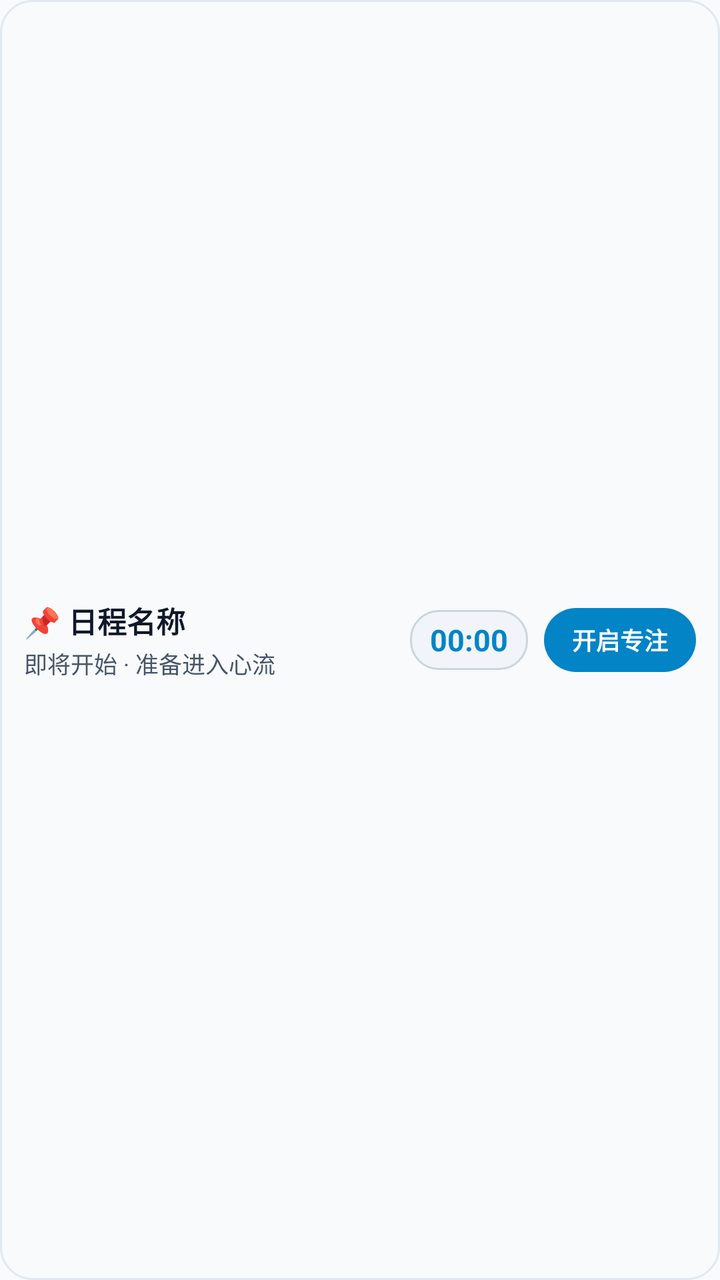
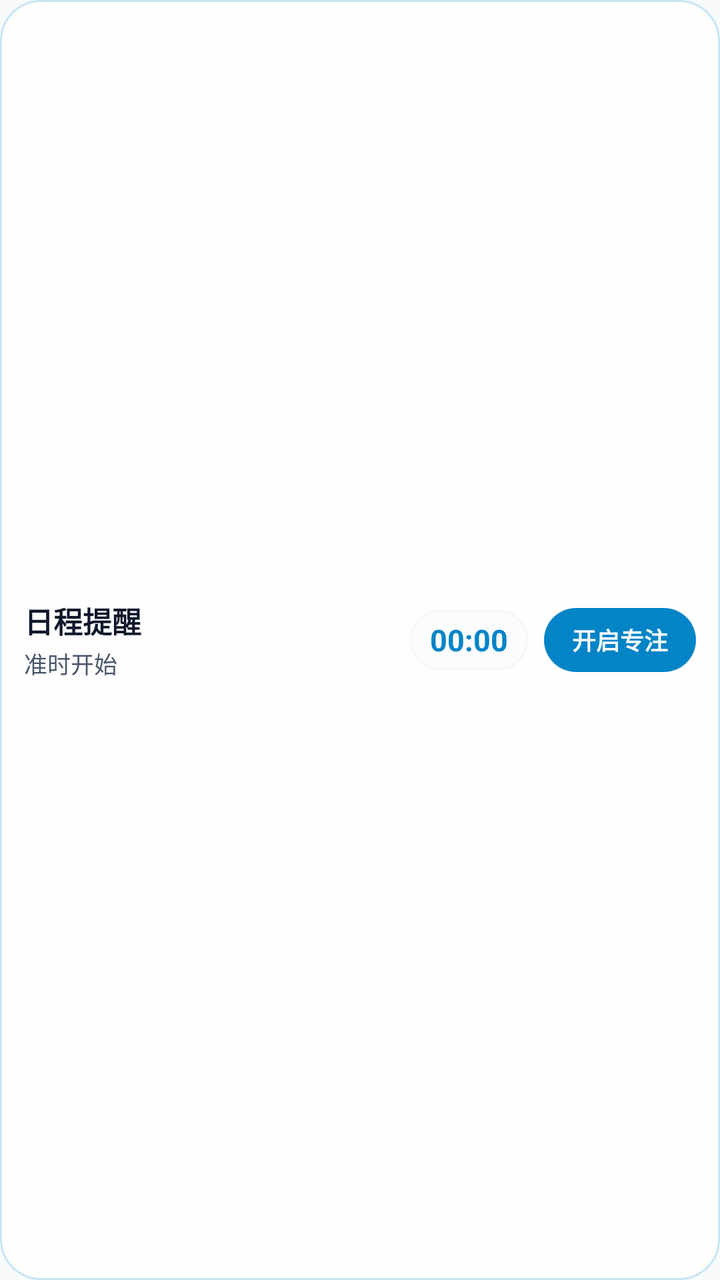

Before-and-after screenshots of an Android layout around one commit, followed by the original layout XML and the change that was made.
<!-- AndroidManifest.xml: application theme Theme.RMF -->
<!-- res/layout/notification_fluid_cloud_schedule_capsule.xml -->
<?xml version="1.0" encoding="utf-8"?>
<LinearLayout xmlns:android="http://schemas.android.com/apk/res/android"
    android:id="@+id/fluid_schedule_capsule_root"
    android:layout_width="match_parent"
    android:layout_height="68dp"
    android:orientation="horizontal"
    android:gravity="center_vertical"
    android:background="@drawable/bg_fluid_card"
    android:paddingStart="12dp"
    android:paddingEnd="12dp"
    android:paddingTop="6dp"
    android:paddingBottom="6dp">

    
    <LinearLayout
        android:layout_width="0dp"
        android:layout_height="wrap_content"
        android:layout_weight="1"
        android:orientation="vertical">

        <TextView
            android:id="@+id/fluid_schedule_capsule_title"
            android:layout_width="wrap_content"
            android:layout_height="wrap_content"
            android:text="📌 日程名称"
            android:textColor="@color/fluid_notif_title"
            android:textSize="14.5sp"
            android:textStyle="bold"
            android:maxLines="1"
            android:ellipsize="end" />

        <TextView
            android:id="@+id/fluid_schedule_capsule_sub"
            android:layout_width="wrap_content"
            android:layout_height="wrap_content"
            android:text="即将开始 · 准备进入心流"
            android:textColor="@color/fluid_notif_sub"
            android:textSize="11.5sp"
            android:layout_marginTop="2dp"
            android:maxLines="1"
            android:ellipsize="end" />
    </LinearLayout>

    
    <LinearLayout
        android:layout_width="wrap_content"
        android:layout_height="30dp"
        android:layout_marginEnd="8dp"
        android:gravity="center"
        android:paddingStart="10dp"
        android:paddingEnd="10dp"
        android:background="@drawable/bg_fluid_timer_pill">

        <Chronometer
            android:id="@+id/fluid_schedule_capsule_chronometer"
            android:layout_width="wrap_content"
            android:layout_height="wrap_content"
            android:textColor="@color/fluid_notif_chronometer"
            android:textSize="15sp"
            android:textStyle="bold" />
    </LinearLayout>

    
    <TextView
        android:id="@+id/fluid_schedule_capsule_btn"
        android:layout_width="wrap_content"
        android:layout_height="32dp"
        android:gravity="center"
        android:paddingStart="14dp"
        android:paddingEnd="14dp"
        android:text="开启专注"
        android:textColor="@color/fluid_notif_btn_primary_text"
        android:textSize="12sp"
        android:textStyle="bold"
        android:background="@drawable/bg_fluid_btn_primary" />

</LinearLayout>
<!-- resources referenced by this layout -->
<resources>
  <color name="fluid_notif_btn_primary_text">#FFFFFF</color>
  <color name="fluid_notif_chronometer">#0284C7</color>
  <color name="fluid_notif_sub">#475569</color>
  <color name="fluid_notif_title">#0F172A</color>
  <!-- drawable bg_fluid_btn_primary (drawable) -->
  <?xml version="1.0" encoding="utf-8"?>
  <shape xmlns:android="http://schemas.android.com/apk/res/android"
      android:shape="rectangle">
      <corners android:radius="18dp" />
      <solid android:color="@color/fluid_notif_btn_primary_bg" />
  </shape>
  <!-- drawable bg_fluid_card (drawable) -->
  <?xml version="1.0" encoding="utf-8"?>
  <shape xmlns:android="http://schemas.android.com/apk/res/android"
      android:shape="rectangle">
      <corners android:radius="16dp" />
      <solid android:color="@color/fluid_notif_card_bg" />
      <stroke android:width="1dp" android:color="@color/fluid_notif_card_border" />
  </shape>
  <!-- drawable bg_fluid_timer_pill (drawable) -->
  <?xml version="1.0" encoding="utf-8"?>
  <shape xmlns:android="http://schemas.android.com/apk/res/android"
      android:shape="rectangle">
      <corners android:radius="14dp" />
      <solid android:color="@color/fluid_notif_timer_pill_bg" />
      <stroke android:width="1dp" android:color="@color/fluid_notif_timer_pill_border" />
  </shape>
  <style name="Theme.RMF" parent="android:Theme.Material.NoActionBar">
          <item name="android:statusBarColor">#F8FAFC</item>
          <item name="android:navigationBarColor">#FFFFFF</item>
          <item name="android:windowBackground">#F8FAFC</item>
          <item name="android:windowLightStatusBar">true</item>
      </style>
  <color name="fluid_notif_btn_primary_bg">#0284C7</color>
  <color name="fluid_notif_card_bg">#F8FAFC</color>
  <color name="fluid_notif_card_border">#E2E8F0</color>
  <color name="fluid_notif_timer_pill_bg">#F1F5F9</color>
  <color name="fluid_notif_timer_pill_border">#CBD5E1</color>
</resources>

<!-- the commit's change to res/layout/notification_fluid_cloud_schedule_capsule.xml (unified diff, before → after) -->
@@ -22,7 +22,7 @@
             android:id="@+id/fluid_schedule_capsule_title"
             android:layout_width="wrap_content"
             android:layout_height="wrap_content"
-            android:text="📌 日程名称"
+            android:text="日程提醒"
             android:textColor="@color/fluid_notif_title"
             android:textSize="14.5sp"
             android:textStyle="bold"
@@ -33,7 +33,7 @@
             android:id="@+id/fluid_schedule_capsule_sub"
             android:layout_width="wrap_content"
             android:layout_height="wrap_content"
-            android:text="即将开始 · 准备进入心流"
+            android:text="准时开始"
             android:textColor="@color/fluid_notif_sub"
             android:textSize="11.5sp"
             android:layout_marginTop="2dp"
<!-- resource entries referenced after the edit -->
@@ -15,7 +15,7 @@
   <?xml version="1.0" encoding="utf-8"?>
   <shape xmlns:android="http://schemas.android.com/apk/res/android"
       android:shape="rectangle">
-      <corners android:radius="16dp" />
+      <corners android:radius="20dp" />
       <solid android:color="@color/fluid_notif_card_bg" />
       <stroke android:width="1dp" android:color="@color/fluid_notif_card_border" />
   </shape>
@@ -34,9 +34,9 @@
           <item name="android:windowLightStatusBar">true</item>
       </style>
   <color name="fluid_notif_btn_primary_bg">#0284C7</color>
-  <color name="fluid_notif_card_bg">#F8FAFC</color>
-  <color name="fluid_notif_card_border">#E2E8F0</color>
-  <color name="fluid_notif_timer_pill_bg">#F1F5F9</color>
-  <color name="fluid_notif_timer_pill_border">#CBD5E1</color>
+  <color name="fluid_notif_card_bg">#E6FFFFFF</color>
+  <color name="fluid_notif_card_border">#330284C7</color>
+  <color name="fluid_notif_timer_pill_bg">#4DF1F5F9</color>
+  <color name="fluid_notif_timer_pill_border">#2ECBD5E1</color>
 </resources>
 
